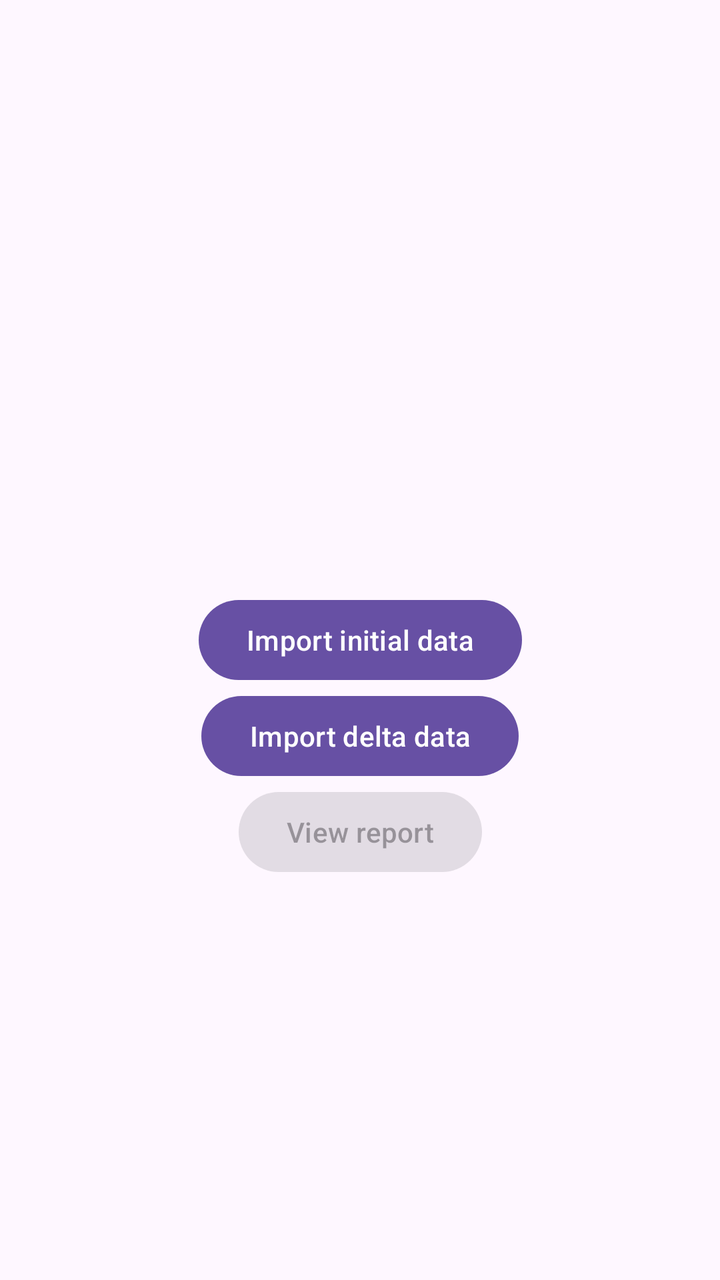
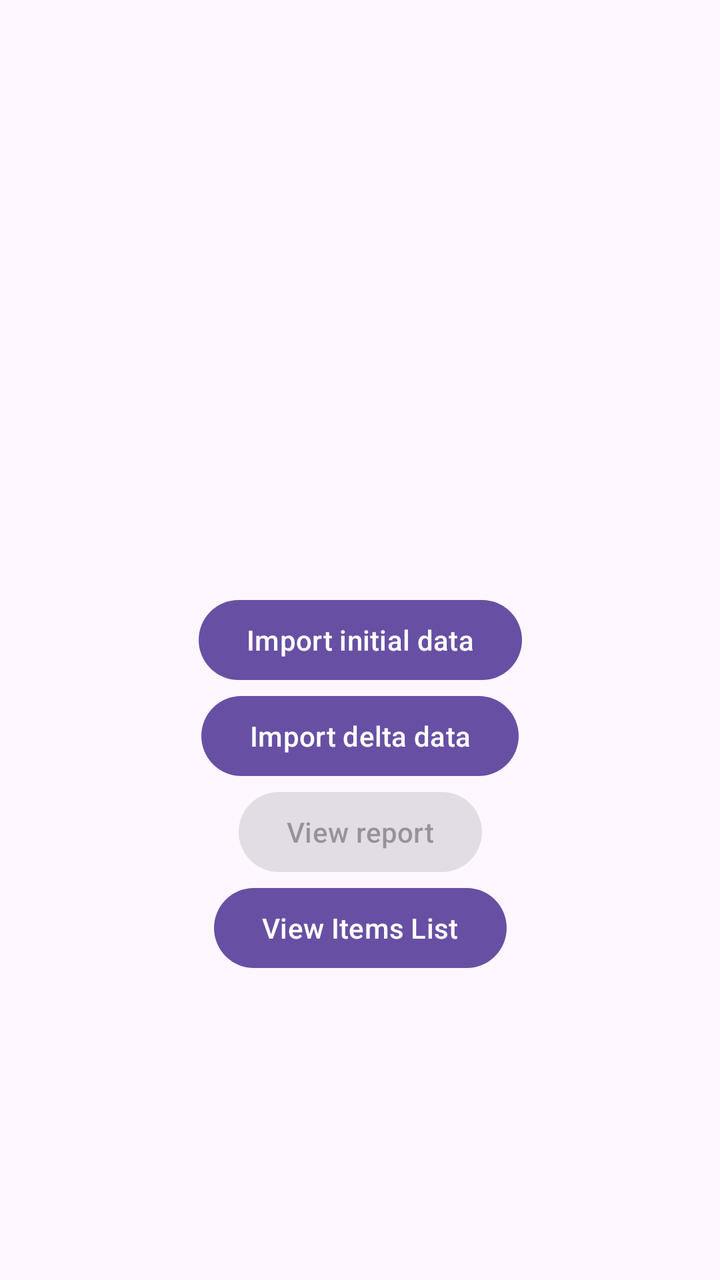

The first picture is an Android layout as it rendered before a commit; the second is the same layout after the commit. The layout source and the unified diff follow.
<!-- AndroidManifest.xml: application theme Theme.MakerHub -->
<!-- res/layout/activity_main.xml -->
<?xml version="1.0" encoding="utf-8"?>
<androidx.constraintlayout.widget.ConstraintLayout xmlns:android="http://schemas.android.com/apk/res/android"
    xmlns:app="http://schemas.android.com/apk/res-auto"
    xmlns:tools="http://schemas.android.com/tools"
    android:id="@+id/main"
    android:layout_width="match_parent"
    android:layout_height="match_parent"
    tools:context=".presentation.ui.MainActivity">

    <Button
        android:id="@+id/init_import_button"
        android:text="Import initial data"
        android:layout_width="wrap_content"
        android:layout_height="wrap_content"
        app:layout_constraintBottom_toBottomOf="parent"
        app:layout_constraintEnd_toEndOf="parent"
        app:layout_constraintStart_toStartOf="parent"
        app:layout_constraintTop_toTopOf="parent" />

    <Button
        android:id="@+id/init_delta_button"
        android:layout_width="wrap_content"
        android:layout_height="wrap_content"
        android:text="Import delta data"
        app:layout_constraintEnd_toEndOf="parent"
        app:layout_constraintStart_toStartOf="parent"
        app:layout_constraintTop_toBottomOf="@+id/init_import_button" />

    <Button
        android:id="@+id/view_report_button"
        android:layout_width="wrap_content"
        android:layout_height="wrap_content"
        android:text="View report"
        android:enabled="false"
        app:layout_constraintEnd_toEndOf="parent"
        app:layout_constraintStart_toStartOf="parent"
        app:layout_constraintTop_toBottomOf="@+id/init_delta_button" />
</androidx.constraintlayout.widget.ConstraintLayout>
<!-- resources referenced by this layout -->
<resources>
  <style name="Theme.MakerHub" parent="Base.Theme.MakerHub" />
  <style name="Base.Theme.MakerHub" parent="Theme.Material3.DayNight.NoActionBar">
          
          
      </style>
</resources>

<!-- the commit's change to res/layout/activity_main.xml (unified diff, before → after) -->
@@ -35,4 +35,13 @@
         app:layout_constraintEnd_toEndOf="parent"
         app:layout_constraintStart_toStartOf="parent"
         app:layout_constraintTop_toBottomOf="@+id/init_delta_button" />
+
+    <Button
+        android:id="@+id/view_items_button"
+        android:layout_width="wrap_content"
+        android:layout_height="wrap_content"
+        android:text="@string/view_items_list"
+        app:layout_constraintEnd_toEndOf="parent"
+        app:layout_constraintStart_toStartOf="parent"
+        app:layout_constraintTop_toBottomOf="@+id/view_report_button" />
 </androidx.constraintlayout.widget.ConstraintLayout>
<!-- resource entries referenced after the edit -->
@@ -1,5 +1,6 @@
 <!-- resources referenced by this layout -->
 <resources>
+  <string name="view_items_list">View Items List</string>
   <style name="Theme.MakerHub" parent="Base.Theme.MakerHub" />
   <style name="Base.Theme.MakerHub" parent="Theme.Material3.DayNight.NoActionBar">
           
